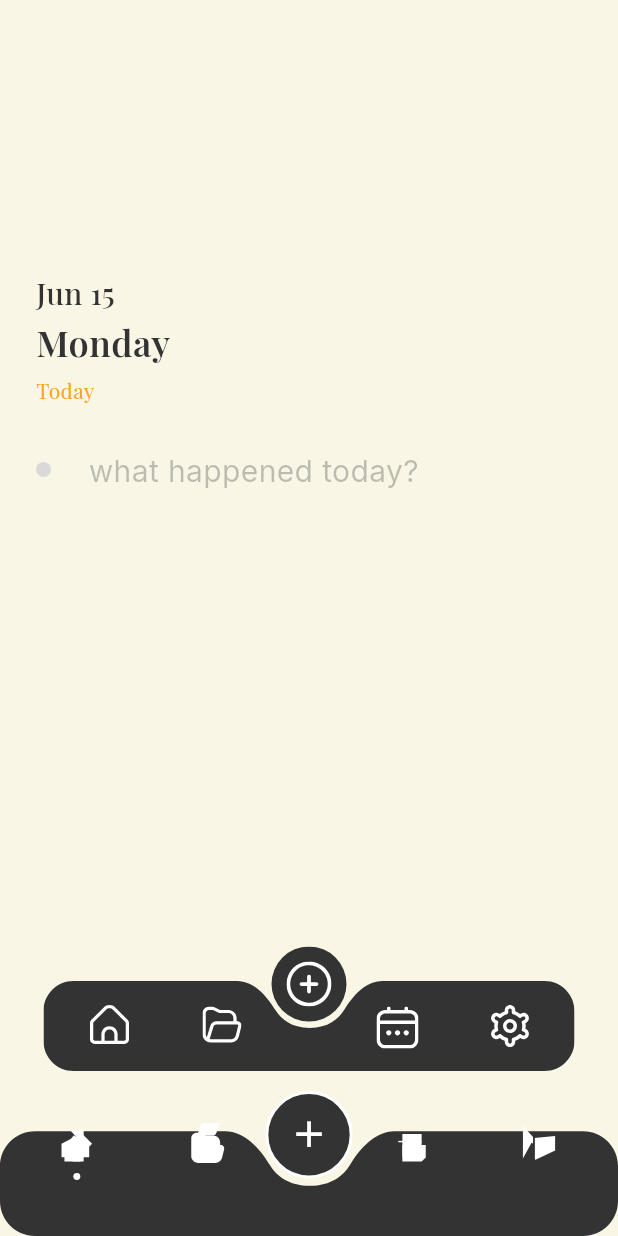
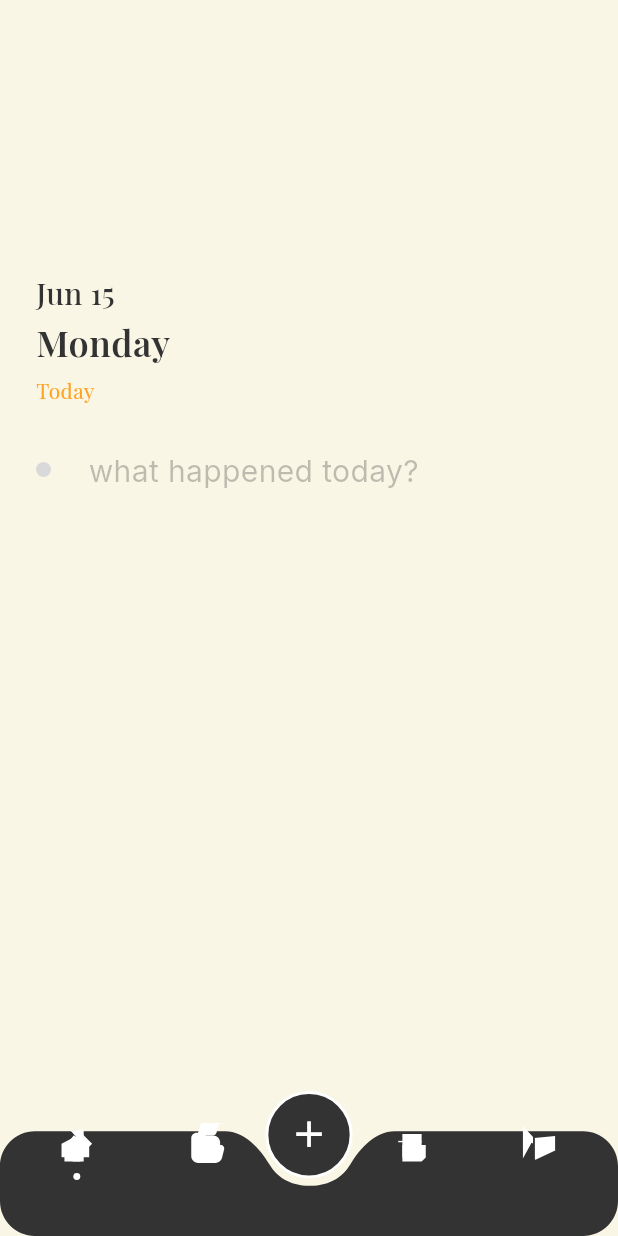
Before and after one commit to HemanthAdapala/QuickNotes, a Flutter app: the screen it shows after launch, after a tap on "SKIP", on a phone screen of 412 x 824 dp. Run offline on Flutter 3.47's test engine with Material 3 defaults, Android fonts, the phone set to English and light mode, and no system bars; our stand-ins replace audioplayers, flutter_local_notifications, flutter_markdown, flutter_secure_storage, flutter_svg, google_fonts and 7 more; missing offline and left inert: encrypt, home_widget, record; accounts and stored records are empty; network calls fail; project files that could hold a hidden picture were left out.

Commit message:
cleanup: remove temporary comparison navigation bar

```diff
--- a/lib/views/screens/home_screen.dart
+++ b/lib/views/screens/home_screen.dart
@@ -2,7 +2,6 @@ import 'package:flutter/material.dart';
 import 'package:flutter/services.dart';
 import 'package:google_fonts/google_fonts.dart';
 import 'package:provider/provider.dart';
-import 'package:flutter_svg/flutter_svg.dart';
 
 import '../../providers/notes_provider.dart';
 import '../../themes/app_theme.dart';
@@ -135,90 +134,6 @@ class _HomeScreenState extends State<HomeScreen> {
             ],
           ),
 
-          // ── Restored Bottom Bar (Comparison) ────────────────────────
-          Positioned(
-            bottom: 110,
-            left: 24,
-            right: 24,
-            child: Center(
-              child: SizedBox(
-                width: 354,
-                height: 83,
-                child: Stack(
-                  children: [
-                    SvgPicture.asset(
-                      'assets/icons/bottom_bar.svg',
-                      width: 354,
-                      height: 83,
-                    ),
-                    Positioned(
-                      left: 31,
-                      top: 39,
-                      width: 26,
-                      height: 26,
-                      child: GestureDetector(
-                        onTap: () {
-                          HapticFeedback.lightImpact();
-                          setState(() => _activeNavIndex = 0);
-                        },
-                        child: Container(color: Colors.transparent),
-                      ),
-                    ),
-                    Positioned(
-                      left: 106,
-                      top: 39,
-                      width: 26,
-                      height: 26,
-                      child: GestureDetector(
-                        onTap: () {
-                          HapticFeedback.lightImpact();
-                          setState(() => _activeNavIndex = 1);
-                        },
-                        child: Container(color: Colors.transparent),
-                      ),
-                    ),
-                    Positioned(
-                      left: 152,
-                      top: 0,
-                      width: 50,
-                      height: 50,
-                      child: GestureDetector(
-                        onTap: _openNewNote,
-                        child: Container(color: Colors.transparent),
-                      ),
-                    ),
-                    Positioned(
-                      left: 222,
-                      top: 40,
-                      width: 28,
-                      height: 28,
-                      child: GestureDetector(
-                        onTap: () {
-                          HapticFeedback.lightImpact();
-                          setState(() => _activeNavIndex = 2);
-                        },
-                        child: Container(color: Colors.transparent),
-                      ),
-                    ),
-                    Positioned(
-                      left: 297,
-                      top: 39,
-                      width: 28,
-                      height: 28,
-                      child: GestureDetector(
-                        onTap: () {
-                          HapticFeedback.lightImpact();
-                          setState(() => _activeNavIndex = 3);
-                        },
-                        child: Container(color: Colors.transparent),
-                      ),
-                    ),
-                  ],
-                ),
-              ),
-            ),
-          ),
-
           // ── Bottom nav bar ─────────────────────────────────────────
           Positioned(
             bottom: 0,
```
